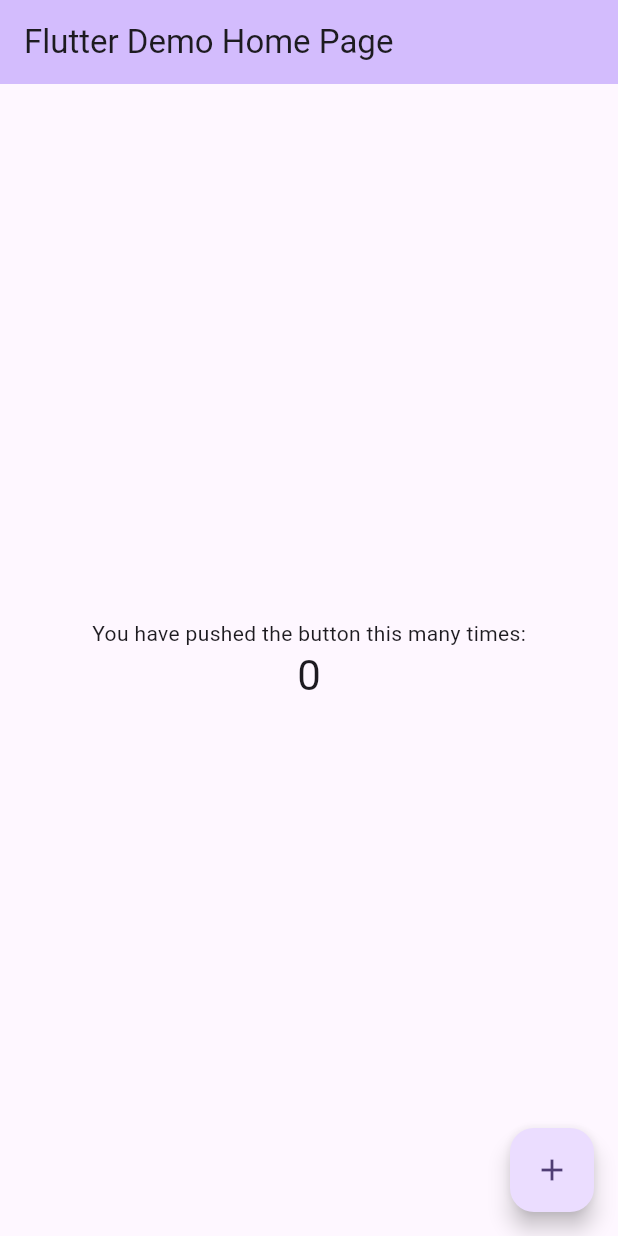
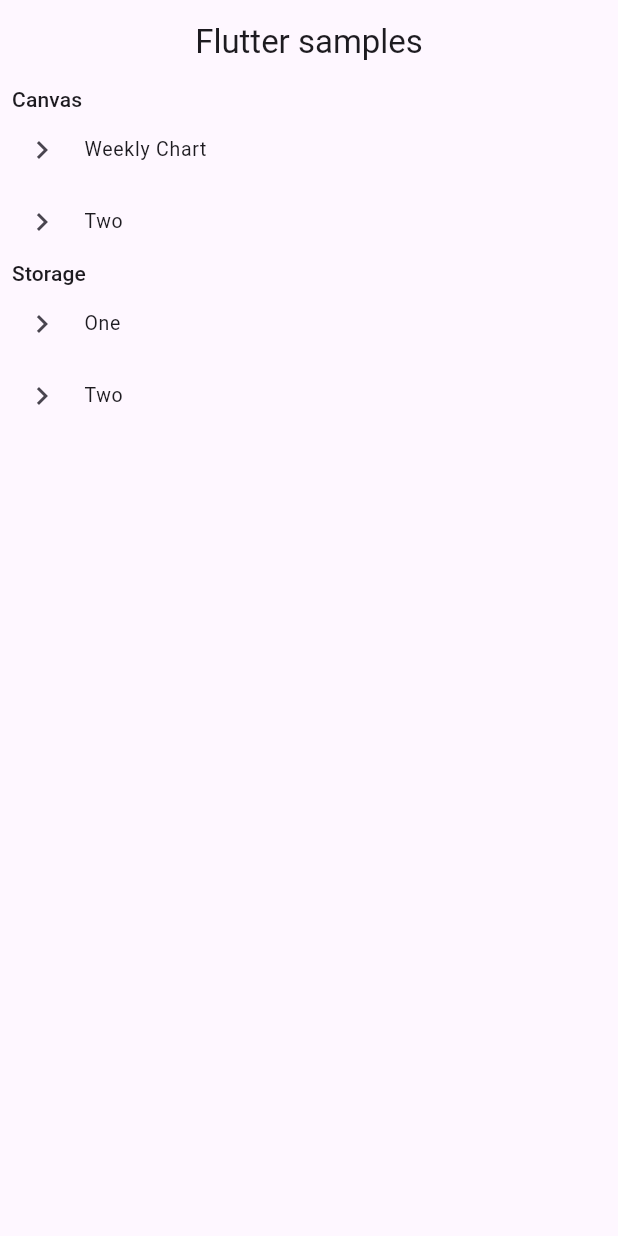
Before and after one commit to ikanadev/flutter_stuff, a Flutter app: the screen it shows after launch, on a phone screen of 412 x 824 dp. Run offline on Flutter 3.47's test engine with Material 3 defaults, Android fonts, the phone set to English and light mode, and no system bars; our stand-ins replace go_router.

Commit message:
Setup go router

```diff
--- /dev/null
+++ b/lib/home.dart
@@ -0,0 +1,58 @@
+import 'package:flutter/material.dart';
+import 'package:go_router/go_router.dart';
+
+class Link {
+  final String text;
+  final String path;
+  const Link({required this.text, required this.path});
+}
+
+class Topic {
+  final String title;
+  final List<Link> links;
+  const Topic({required this.title, required this.links});
+}
+
+const paths = [
+  Topic(title: "Canvas", links: [
+    Link(text: "Weekly Chart", path: "/canvas/chart"),
+    Link(text: "Two", path: "one"),
+  ]),
+  Topic(title: "Storage", links: [
+    Link(text: "One", path: "one"),
+    Link(text: "Two", path: "one"),
+  ]),
+];
+
+class Home extends StatelessWidget {
+  const Home({super.key});
+
+  @override
+  Widget build(BuildContext context) {
+    final textTheme = Theme.of(context).textTheme;
+    return Scaffold(
+      appBar: AppBar(title: const Text("Flutter samples"), centerTitle: true),
+      body: ListView(
+        children: [
+          for (final path in paths)
+            Column(
+              crossAxisAlignment: CrossAxisAlignment.stretch,
+              children: [
+                Container(
+                  padding: const EdgeInsets.only(left: 8),
+                  child: Text(path.title, style: textTheme.labelLarge),
+                ),
+                for (final link in path.links)
+                  ListTile(
+                    leading: const Icon(Icons.chevron_right),
+                    title: Text(link.text),
+                    dense: true,
+                    onTap: () => context.push(link.path),
+                  ),
+              ],
+            ),
+        ],
+      ),
+    );
+  }
+}
--- a/lib/main.dart
+++ b/lib/main.dart
@@ -1,4 +1,6 @@
 import 'package:flutter/material.dart';
+
+import 'router.dart';
 
 void main() {
   runApp(const MyApp());
@@ -7,119 +9,12 @@
 class MyApp extends StatelessWidget {
   const MyApp({super.key});
 
-  // This widget is the root of your application.
   @override
   Widget build(BuildContext context) {
-    return MaterialApp(
-      title: 'Flutter Demo',
-      theme: ThemeData(
-        // This is the theme of your application.
-        //
-        // TRY THIS: Try running your application with "flutter run". You'll see
-        // the application has a purple toolbar. Then, without quitting the app,
-        // try changing the seedColor in the colorScheme below to Colors.green
-        // and then invoke "hot reload" (save your changes or press the "hot
-        // reload" button in a Flutter-supported IDE, or press "r" if you used
-        // the command line to start the app).
-        //
-        // Notice that the counter didn't reset back to zero; the application
-        // state is not lost during the reload. To reset the state, use hot
-        // restart instead.
-        //
-        // This works for code too, not just values: Most code changes can be
-        // tested with just a hot reload.
-        colorScheme: ColorScheme.fromSeed(seedColor: Colors.deepPurple),
-        useMaterial3: true,
-      ),
-      home: const MyHomePage(title: 'Flutter Demo Home Page'),
+    return MaterialApp.router(
+      darkTheme: ThemeData.dark(),
+      themeMode: ThemeMode.system,
+      routerConfig: router,
     );
   }
 }
-
-class MyHomePage extends StatefulWidget {
-  const MyHomePage({super.key, required this.title});
-
-  // This widget is the home page of your application. It is stateful, meaning
-  // that it has a State object (defined below) that contains fields that affect
-  // how it looks.
-
-  // This class is the configuration for the state. It holds the values (in this
-  // case the title) provided by the parent (in this case the App widget) and
-  // used by the build method of the State. Fields in a Widget subclass are
-  // always marked "final".
-
-  final String title;
-
-  @override
-  State<MyHomePage> createState() => _MyHomePageState();
-}
-
-class _MyHomePageState extends State<MyHomePage> {
-  int _counter = 0;
-
-  void _incrementCounter() {
-    setState(() {
-      // This call to setState tells the Flutter framework that something has
-      // changed in this State, which causes it to rerun the build method below
-      // so that the display can reflect the updated values. If we changed
-      // _counter without calling setState(), then the build method would not be
-      // called again, and so nothing would appear to happen.
-      _counter++;
-    });
-  }
-
-  @override
-  Widget build(BuildContext context) {
-    // This method is rerun every time setState is called, for instance as done
-    // by the _incrementCounter method above.
-    //
-    // The Flutter framework has been optimized to make rerunning build methods
-    // fast, so that you can just rebuild anything that needs updating rather
-    // than having to individually change instances of widgets.
-    return Scaffold(
-      appBar: AppBar(
-        // TRY THIS: Try changing the color here to a specific color (to
-        // Colors.amber, perhaps?) and trigger a hot reload to see the AppBar
-        // change color while the other colors stay the same.
-        backgroundColor: Theme.of(context).colorScheme.inversePrimary,
-        // Here we take the value from the MyHomePage object that was created by
-        // the App.build method, and use it to set our appbar title.
-        title: Text(widget.title),
-      ),
-      body: Center(
-        // Center is a layout widget. It takes a single child and positions it
-        // in the middle of the parent.
-        child: Column(
-          // Column is also a layout widget. It takes a list of children and
-          // arranges them vertically. By default, it sizes itself to fit its
-          // children horizontally, and tries to be as tall as its parent.
-          //
-          // Column has various properties to control how it sizes itself and
-          // how it positions its children. Here we use mainAxisAlignment to
-          // center the children vertically; the main axis here is the vertical
-          // axis because Columns are vertical (the cross axis would be
-          // horizontal).
-          //
-          // TRY THIS: Invoke "debug painting" (choose the "Toggle Debug Paint"
-          // action in the IDE, or press "p" in the console), to see the
-          // wireframe for each widget.
-          mainAxisAlignment: MainAxisAlignment.center,
-          children: <Widget>[
-            const Text(
-              'You have pushed the button this many times:',
-            ),
-            Text(
-              '$_counter',
-              style: Theme.of(context).textTheme.headlineMedium,
-            ),
-          ],
-        ),
-      ),
-      floatingActionButton: FloatingActionButton(
-        onPressed: _incrementCounter,
-        tooltip: 'Increment',
-        child: const Icon(Icons.add),
-      ), // This trailing comma makes auto-formatting nicer for build methods.
-    );
-  }
-}
--- /dev/null
+++ b/lib/router.dart
@@ -0,0 +1,18 @@
+import 'package:go_router/go_router.dart';
+
+import 'package:flutter_stuff/samples/samples.dart';
+import 'home.dart';
+
+final router = GoRouter(
+  initialLocation: "/",
+  routes: [
+    GoRoute(
+      path: '/',
+      builder: (context, state) => const Home(),
+    ),
+    GoRoute(
+      path: '/canvas/chart',
+      builder: (context, state) => const Chart(),
+    ),
+  ],
+);
--- /dev/null
+++ b/lib/samples/canvas/chart/chart.dart
@@ -0,0 +1,13 @@
+import 'package:flutter/material.dart';
+
+class Chart extends StatelessWidget {
+  const Chart({super.key});
+
+  @override
+  Widget build(BuildContext context) {
+    return Scaffold(
+      appBar: AppBar(title: Text("Chart")),
+      body: Text("HEY"),
+    );
+  }
+}
--- /dev/null
+++ b/lib/samples/samples.dart
@@ -0,0 +1 @@
+export 'canvas/chart/chart.dart';
--- a/pubspec.yaml
+++ b/pubspec.yaml
@@ -35,6 +35,7 @@
   # The following adds the Cupertino Icons font to your application.
   # Use with the CupertinoIcons class for iOS style icons.
   cupertino_icons: ^1.0.2
+  go_router: ^13.0.1
 
 dev_dependencies:
   flutter_test:
```
Also changed, not shown: pubspec.lock.
